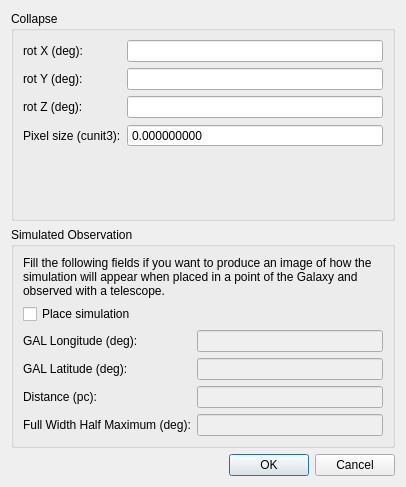
Old version of the form Code/ui/simcollapsedialog.ui in the repository VisIVOLab/ViaLacteaVisualAnalytics.
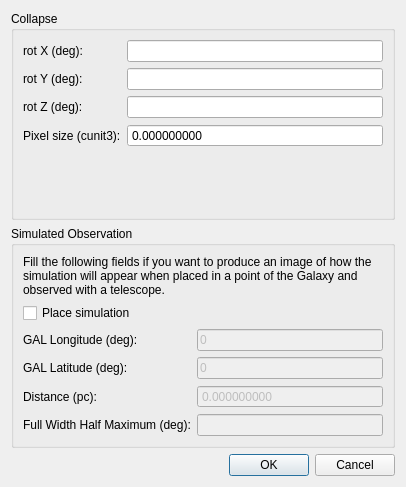
New version of the form.

Commit message: Optional projection step after SimCube collapse

```diff
--- a/Code/ui/simcollapsedialog.ui
+++ b/Code/ui/simcollapsedialog.ui
@@ -144,7 +144,7 @@
            <string>Galactic longitude of the point where the simulation is to be placed.</string>
           </property>
           <property name="text">
-           <string/>
+           <string>0</string>
           </property>
          </widget>
         </item>
@@ -167,7 +167,7 @@
            <string>Galactic latitude of the point where the simulation is to be placed.</string>
           </property>
           <property name="text">
-           <string/>
+           <string>0</string>
           </property>
          </widget>
         </item>
@@ -177,20 +177,7 @@
            <string>Distance (pc):</string>
           </property>
           <property name="buddy">
-           <cstring>textDistance</cstring>
-          </property>
-         </widget>
-        </item>
-        <item row="2" column="1">
-         <widget class="QLineEdit" name="textDistance">
-          <property name="enabled">
-           <bool>false</bool>
-          </property>
-          <property name="toolTip">
-           <string>Distance of the point where the simulation is to be placed.</string>
-          </property>
-          <property name="text">
-           <string/>
+           <cstring>spinDistance</cstring>
           </property>
          </widget>
         </item>
@@ -217,6 +204,19 @@
           </property>
          </widget>
         </item>
+        <item row="2" column="1">
+         <widget class="QDoubleSpinBox" name="spinDistance">
+          <property name="enabled">
+           <bool>false</bool>
+          </property>
+          <property name="buttonSymbols">
+           <enum>QAbstractSpinBox::NoButtons</enum>
+          </property>
+          <property name="decimals">
+           <number>9</number>
+          </property>
+         </widget>
+        </item>
        </layout>
       </item>
      </layout>
```
Left out of the diff: 38 changed lines with no effect on the pictures. The commit also changes 2 other files.
